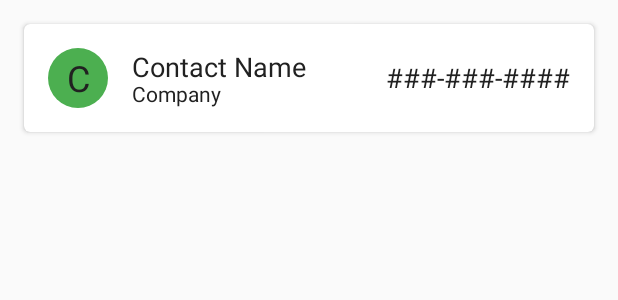
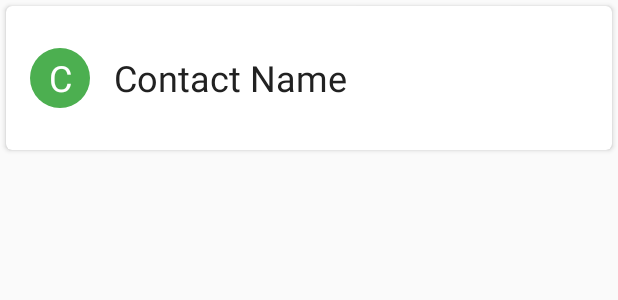
Before and after one commit to hallsjj08/on-call-manager, an Android app: the layout contact_template_row.xml on its own in the app's theme, with its tools: preview values and no code run, on a phone screen of 412 x 824 dp. Shown: the top 300 px of the screen. Run offline under Robolectric (Android 15) with nearby library versions, the phone set to English and light mode, and no system bars.

Commit message:
Restructured and condensed contact template row.

```diff
--- a/app/src/main/res/layout/contact_template_row.xml
+++ b/app/src/main/res/layout/contact_template_row.xml
@@ -2,11 +2,10 @@
 <android.support.v7.widget.CardView
     xmlns:android="http://schemas.android.com/apk/res/android"
     xmlns:card_view="http://schemas.android.com/apk/res-auto"
-    xmlns:tools="http://schemas.android.com/tools"
     android:layout_width="match_parent"
-    android:layout_height="72dp"
+    android:layout_height="96dp"
     android:orientation="horizontal"
-    android:layout_margin="16dp"
+    android:layout_margin="4dp"
     android:id="@+id/contactTemplateRow"
     android:background="@color/primaryLightColor"
     card_view:cardCornerRadius="4dp">
@@ -27,7 +26,7 @@
                 android:textSize="24sp"
                 android:background="@drawable/circle_contact_template_row"
                 android:text="@string/first_initial"
-                android:textColor="@color/primaryTextColor"/>
+                android:textColor="@android:color/white"/>
 
                 <TextView
                     android:id="@+id/tvContactName"
@@ -35,31 +34,10 @@
                     android:layout_height="wrap_content"
                     android:layout_margin="16dp"
                     android:layout_toEndOf="@id/circle_text"
+                    android:layout_centerVertical="true"
                     android:text="@string/contact_name"
                     android:textColor="@color/primaryTextColor"
-                    android:textAppearance="@android:style/TextAppearance.Material.Medium"/>
-
-                <TextView
-                    android:layout_width="wrap_content"
-                    android:layout_height="wrap_content"
-                    android:layout_margin="16dp"
-                    android:id="@+id/tvCompanyName"
-                    android:layout_toEndOf="@id/circle_text"
-                    android:layout_alignParentBottom="true"
-                    android:textColor="@color/primaryTextColor"
-                    android:text="@string/company_name"/>
-
-        <TextView
-            android:id="@+id/tvDisplayNumber"
-            android:layout_width="wrap_content"
-            android:layout_height="wrap_content"
-            android:layout_margin="16dp"
-            android:layout_alignParentEnd="true"
-            android:layout_centerVertical="true"
-            android:text="@string/phone_num"
-            android:textColor="@color/primaryTextColor"
-            android:textAppearance="@style/TextAppearance.AppCompat.Medium"
-            tools:ignore="RelativeOverlap"/>
+                    android:textSize="24sp"/>
 
     </RelativeLayout>
 
```
Also changed, not shown: app/src/main/java/jordan_jefferson/com/oncallphonemanager/ContactListAdapter.java (+12 -9 lines), app/src/main/res/drawable-xxhdpi/add_contact_icon_stub.png (added).
